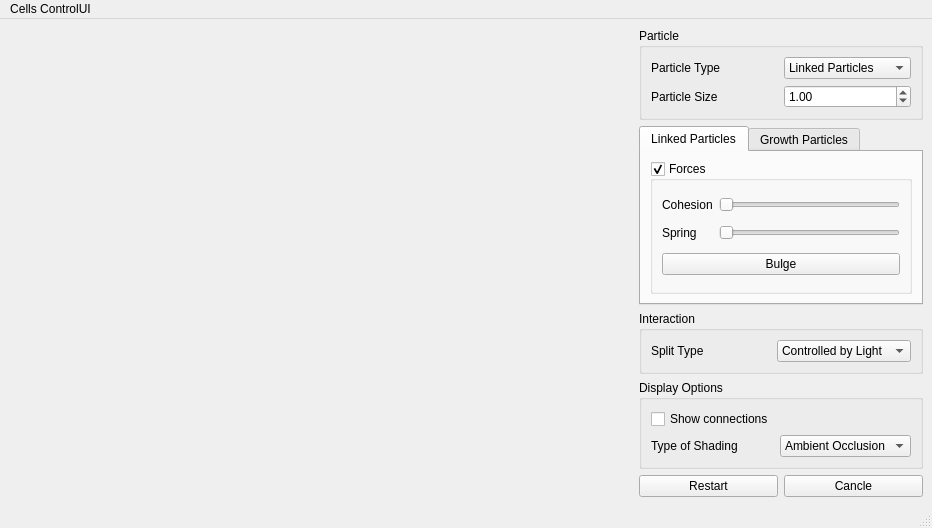
Above: ui/GUI.ui from eulersson/CellGrowth before the change. Below: the same form after it.
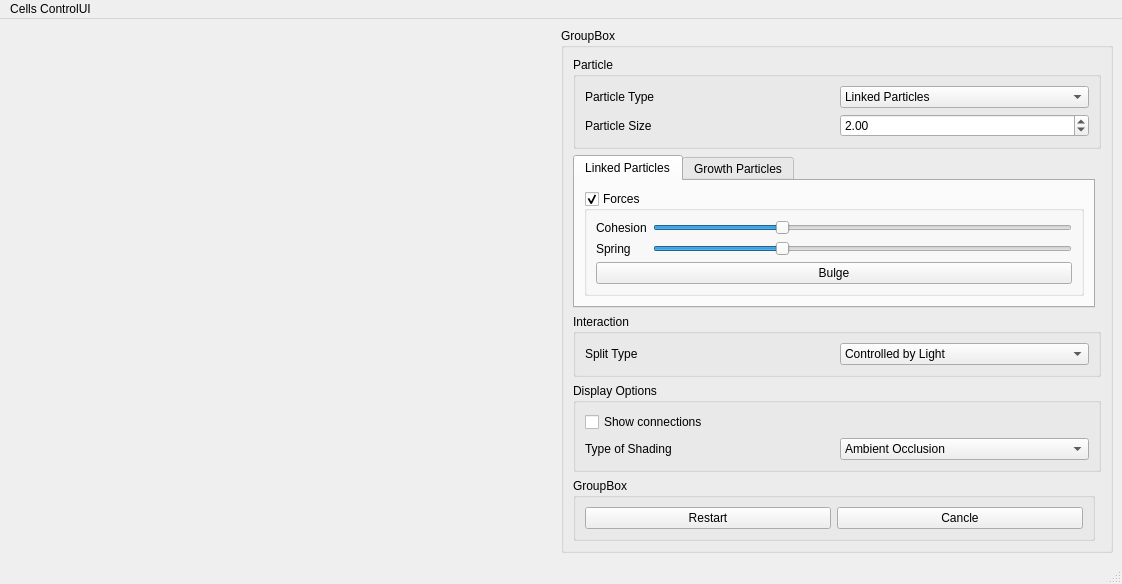
That is the form after the change.

Patch:
```diff
--- a/ui/GUI.ui
+++ b/ui/GUI.ui
@@ -6,8 +6,8 @@
    <rect>
     <x>0</x>
     <y>0</y>
-    <width>932</width>
-    <height>528</height>
+    <width>1122</width>
+    <height>584</height>
    </rect>
   </property>
   <property name="windowTitle">
@@ -15,187 +15,26 @@
   </property>
   <widget class="QWidget" name="centralwidget">
    <layout class="QGridLayout" name="MainWindow_gridLayout">
-    <item row="5" column="1">
-     <widget class="QPushButton" name="m_restart">
-      <property name="text">
-       <string>Restart</string>
-      </property>
-     </widget>
-    </item>
-    <item row="0" column="1" colspan="2">
-     <widget class="QGroupBox" name="groupBox">
-      <property name="sizePolicy">
-       <sizepolicy hsizetype="Expanding" vsizetype="Fixed">
-        <horstretch>0</horstretch>
-        <verstretch>0</verstretch>
-       </sizepolicy>
-      </property>
-      <property name="minimumSize">
-       <size>
-        <width>10</width>
-        <height>18</height>
-       </size>
-      </property>
-      <property name="title">
-       <string>Particle</string>
-      </property>
-      <layout class="QGridLayout" name="gridLayout">
-       <item row="1" column="1">
-        <widget class="QDoubleSpinBox" name="m_particleSize">
-         <property name="minimum">
-          <double>0.010000000000000</double>
-         </property>
-         <property name="value">
-          <double>1.000000000000000</double>
-         </property>
-        </widget>
-       </item>
-       <item row="1" column="0">
-        <widget class="QLabel" name="label_2">
-         <property name="text">
-          <string>Particle Size</string>
-         </property>
-        </widget>
-       </item>
        <item row="0" column="0">
-        <widget class="QLabel" name="label">
-         <property name="text">
-          <string>Particle Type</string>
-         </property>
-        </widget>
-       </item>
-       <item row="0" column="1">
-        <widget class="QComboBox" name="m_particleType">
-         <item>
-          <property name="text">
-           <string>Linked Particles</string>
-          </property>
-         </item>
-         <item>
-          <property name="text">
-           <string>Growth Particles</string>
-          </property>
-         </item>
-        </widget>
-       </item>
-      </layout>
-     </widget>
-    </item>
-    <item row="5" column="2">
-     <widget class="QPushButton" name="m_cancle">
-      <property name="text">
-       <string>Cancle</string>
-      </property>
-     </widget>
-    </item>
-    <item row="2" column="1" colspan="2">
-     <widget class="QGroupBox" name="groupBox_2">
-      <property name="sizePolicy">
-       <sizepolicy hsizetype="MinimumExpanding" vsizetype="Fixed">
-        <horstretch>0</horstretch>
-        <verstretch>0</verstretch>
-       </sizepolicy>
-      </property>
-      <property name="minimumSize">
+     <spacer name="horizontalSpacer">
+      <property name="orientation">
+       <enum>Qt::Horizontal</enum>
+      </property>
+      <property name="sizeHint" stdset="0">
        <size>
-        <width>0</width>
-        <height>8</height>
+        <width>40</width>
+        <height>20</height>
        </size>
       </property>
-      <property name="baseSize">
-       <size>
-        <width>0</width>
-        <height>7</height>
-       </size>
-      </property>
-      <property name="title">
-       <string>Interaction</string>
-      </property>
-      <layout class="QGridLayout" name="gridLayout_2">
-       <item row="0" column="1">
-        <widget class="QComboBox" name="m_splitType">
-         <item>
-          <property name="text">
-           <string>Controlled by Light</string>
-          </property>
-         </item>
-         <item>
-          <property name="text">
-           <string>Controlled by Click</string>
-          </property>
-         </item>
-         <item>
-          <property name="text">
-           <string>Random</string>
-          </property>
-         </item>
-        </widget>
-       </item>
-       <item row="0" column="0">
-        <widget class="QLabel" name="label_8">
-         <property name="text">
-          <string>Split Type</string>
-         </property>
-        </widget>
-       </item>
-      </layout>
-     </widget>
-    </item>
-    <item row="3" column="1" colspan="2">
-     <widget class="QGroupBox" name="groupBox_4">
-      <property name="sizePolicy">
-       <sizepolicy hsizetype="Expanding" vsizetype="Fixed">
-        <horstretch>0</horstretch>
-        <verstretch>0</verstretch>
-       </sizepolicy>
-      </property>
+     </spacer>
+    </item>
+    <item row="0" column="2">
+     <widget class="QGroupBox" name="groupBox_3">
       <property name="title">
-       <string>Display Options</string>
+       <string>GroupBox</string>
       </property>
-      <property name="flat">
-       <bool>false</bool>
-      </property>
-      <property name="checkable">
-       <bool>false</bool>
-      </property>
-      <layout class="QGridLayout" name="gridLayout_4">
-       <item row="0" column="0">
-        <widget class="QCheckBox" name="m_showConnections">
-         <property name="text">
-          <string>Show connections</string>
-         </property>
-        </widget>
-       </item>
+      <layout class="QGridLayout" name="gridLayout_6">
        <item row="1" column="0">
-        <widget class="QLabel" name="label_9">
-         <property name="text">
-          <string>Type of Shading</string>
-         </property>
-        </widget>
-       </item>
-       <item row="1" column="1">
-        <widget class="QComboBox" name="m_shadineType">
-         <item>
-          <property name="text">
-           <string>Ambient Occlusion</string>
-          </property>
-         </item>
-         <item>
-          <property name="text">
-           <string>X Ray</string>
-          </property>
-         </item>
-         <item>
-          <property name="text">
-           <string>ADS</string>
-          </property>
-         </item>
-        </widget>
-       </item>
-      </layout>
-     </widget>
-    </item>
-    <item row="1" column="1" colspan="2">
      <widget class="QTabWidget" name="m_particleTab">
       <property name="enabled">
        <bool>true</bool>
@@ -232,7 +71,7 @@
            <bool>true</bool>
           </property>
           <property name="sizePolicy">
-           <sizepolicy hsizetype="Expanding" vsizetype="Expanding">
+              <sizepolicy hsizetype="Expanding" vsizetype="Fixed">
             <horstretch>0</horstretch>
             <verstretch>0</verstretch>
            </sizepolicy>
@@ -253,6 +92,9 @@
            </item>
            <item row="0" column="1">
             <widget class="QSlider" name="m_LP_cohesion">
+                <property name="value">
+                 <number>30</number>
+                </property>
              <property name="orientation">
               <enum>Qt::Horizontal</enum>
              </property>
@@ -260,6 +102,9 @@
            </item>
            <item row="1" column="1">
             <widget class="QSlider" name="m_LP_spring">
+                <property name="value">
+                 <number>30</number>
+                </property>
              <property name="orientation">
               <enum>Qt::Horizontal</enum>
              </property>
@@ -313,18 +158,200 @@
       </widget>
      </widget>
     </item>
-    <item row="1" column="0">
-     <spacer name="horizontalSpacer">
-      <property name="orientation">
-       <enum>Qt::Horizontal</enum>
-      </property>
-      <property name="sizeHint" stdset="0">
+       <item row="2" column="0" colspan="2">
+        <widget class="QGroupBox" name="groupBox_2">
+         <property name="sizePolicy">
+          <sizepolicy hsizetype="MinimumExpanding" vsizetype="Fixed">
+           <horstretch>0</horstretch>
+           <verstretch>0</verstretch>
+          </sizepolicy>
+         </property>
+         <property name="minimumSize">
        <size>
-        <width>40</width>
-        <height>20</height>
-       </size>
-      </property>
-     </spacer>
+           <width>0</width>
+           <height>8</height>
+          </size>
+         </property>
+         <property name="baseSize">
+          <size>
+           <width>0</width>
+           <height>7</height>
+          </size>
+         </property>
+         <property name="title">
+          <string>Interaction</string>
+         </property>
+         <layout class="QGridLayout" name="gridLayout_2">
+          <item row="0" column="1">
+           <widget class="QComboBox" name="m_splitType">
+            <item>
+             <property name="text">
+              <string>Controlled by Light</string>
+             </property>
+            </item>
+            <item>
+             <property name="text">
+              <string>Controlled by Click</string>
+             </property>
+            </item>
+            <item>
+             <property name="text">
+              <string>Random</string>
+             </property>
+            </item>
+           </widget>
+          </item>
+          <item row="0" column="0">
+           <widget class="QLabel" name="label_8">
+            <property name="text">
+             <string>Split Type</string>
+            </property>
+           </widget>
+          </item>
+         </layout>
+        </widget>
+       </item>
+       <item row="0" column="0" colspan="2">
+        <widget class="QGroupBox" name="groupBox">
+         <property name="sizePolicy">
+          <sizepolicy hsizetype="Expanding" vsizetype="Fixed">
+           <horstretch>0</horstretch>
+           <verstretch>0</verstretch>
+          </sizepolicy>
+         </property>
+         <property name="minimumSize">
+          <size>
+           <width>10</width>
+           <height>18</height>
+          </size>
+         </property>
+         <property name="title">
+          <string>Particle</string>
+         </property>
+         <layout class="QGridLayout" name="gridLayout">
+          <item row="1" column="1">
+           <widget class="QDoubleSpinBox" name="m_particleSize">
+            <property name="minimum">
+             <double>0.100000000000000</double>
+            </property>
+            <property name="maximum">
+             <double>100.000000000000000</double>
+            </property>
+            <property name="value">
+             <double>2.000000000000000</double>
+            </property>
+           </widget>
+          </item>
+          <item row="1" column="0">
+           <widget class="QLabel" name="label_2">
+            <property name="text">
+             <string>Particle Size</string>
+            </property>
+           </widget>
+          </item>
+          <item row="0" column="0">
+           <widget class="QLabel" name="label">
+            <property name="text">
+             <string>Particle Type</string>
+            </property>
+           </widget>
+          </item>
+          <item row="0" column="1">
+           <widget class="QComboBox" name="m_particleType">
+            <item>
+             <property name="text">
+              <string>Linked Particles</string>
+             </property>
+            </item>
+            <item>
+             <property name="text">
+              <string>Growth Particles</string>
+             </property>
+            </item>
+           </widget>
+          </item>
+         </layout>
+        </widget>
+       </item>
+       <item row="3" column="0" colspan="2">
+        <widget class="QGroupBox" name="groupBox_4">
+         <property name="sizePolicy">
+          <sizepolicy hsizetype="Expanding" vsizetype="Fixed">
+           <horstretch>0</horstretch>
+           <verstretch>0</verstretch>
+          </sizepolicy>
+         </property>
+         <property name="title">
+          <string>Display Options</string>
+         </property>
+         <property name="flat">
+          <bool>false</bool>
+         </property>
+         <property name="checkable">
+          <bool>false</bool>
+         </property>
+         <layout class="QGridLayout" name="gridLayout_4">
+          <item row="0" column="0">
+           <widget class="QCheckBox" name="m_showConnections">
+            <property name="text">
+             <string>Show connections</string>
+            </property>
+           </widget>
+          </item>
+          <item row="1" column="0">
+           <widget class="QLabel" name="label_9">
+            <property name="text">
+             <string>Type of Shading</string>
+            </property>
+           </widget>
+          </item>
+          <item row="1" column="1">
+           <widget class="QComboBox" name="m_shadineType">
+            <item>
+             <property name="text">
+              <string>Ambient Occlusion</string>
+             </property>
+            </item>
+            <item>
+             <property name="text">
+              <string>X Ray</string>
+             </property>
+            </item>
+            <item>
+             <property name="text">
+              <string>ADS</string>
+             </property>
+            </item>
+           </widget>
+          </item>
+         </layout>
+        </widget>
+       </item>
+       <item row="4" column="0">
+        <widget class="QGroupBox" name="groupBox_5">
+         <property name="title">
+          <string>GroupBox</string>
+         </property>
+         <layout class="QGridLayout" name="gridLayout_8">
+          <item row="0" column="0">
+           <widget class="QPushButton" name="m_restart">
+            <property name="text">
+             <string>Restart</string>
+            </property>
+           </widget>
+          </item>
+          <item row="0" column="1">
+           <widget class="QPushButton" name="m_cancle">
+            <property name="text">
+             <string>Cancle</string>
+            </property>
+           </widget>
+          </item>
+         </layout>
+        </widget>
+       </item>
+      </layout>
+     </widget>
     </item>
    </layout>
   </widget>
@@ -333,7 +360,7 @@
     <rect>
      <x>0</x>
      <y>0</y>
-     <width>932</width>
+     <width>1122</width>
      <height>19</height>
     </rect>
    </property>
```
Left out of the diff: 9 changed lines with no effect on the pictures. Lines whose indentation alone changed are shown as unchanged.
